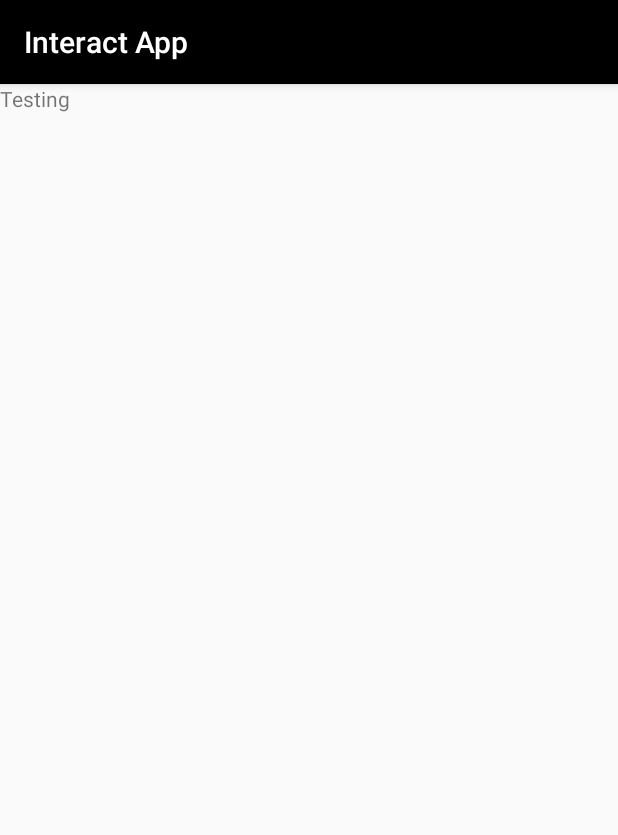
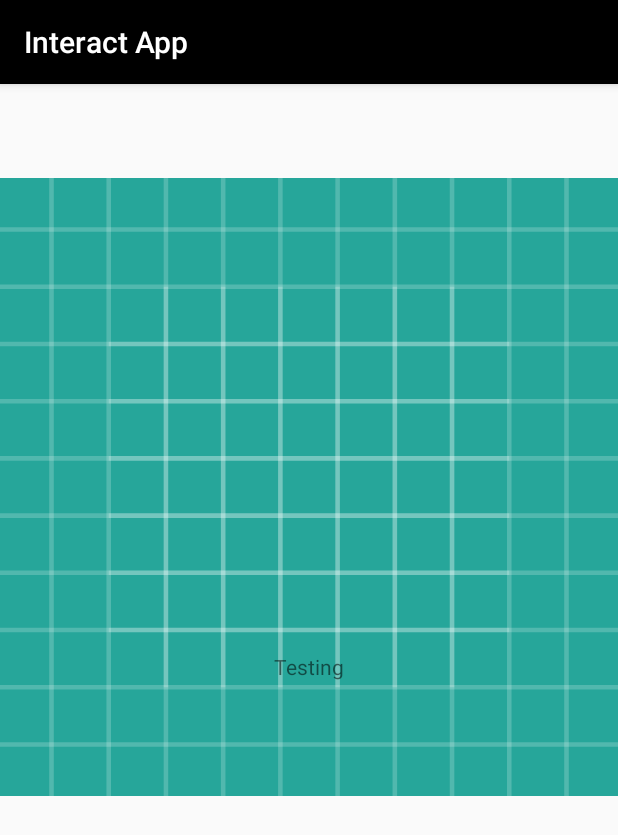
Before and after one commit to nwy140/GieptionTuts, an Android app: the screen it shows after launch (MainActivity), on a phone screen of 412 x 824 dp. Shown: the top 835 px of the screen. Run offline under Robolectric (Android 15) with nearby library versions, the phone set to English and light mode, and no system bars.

Commit message:
Activity main .xml , added Testing textview

```diff
--- a/LazerApps/Interactor/app/src/main/res/layout/activity_main.xml
+++ b/LazerApps/Interactor/app/src/main/res/layout/activity_main.xml
@@ -4,18 +4,36 @@
     xmlns:tools="http://schemas.android.com/tools"
     android:layout_width="match_parent"
     android:layout_height="match_parent"
-    tools:context=".ui.MainActivity">
+    tools:context="MainActivity">
+
+    <ImageView
+        android:layout_width="match_parent"
+        android:layout_height="0dp"
+        android:src="@drawable/ic_launcher_background"
+        app:layout_constraintLeft_toLeftOf="parent"
+        app:layout_constraintRight_toRightOf="parent"
+        app:layout_constraintTop_toTopOf="parent"
+        app:layout_constraintBottom_toBottomOf="@id/guideline3"
+        />
+        <!-- layout height to 0dp, so imageview overshoot and fill in most of layout, but constrainted bottom to guideline-->
 
     <TextView
-        android:layout_width="match_parent"
-        android:layout_height="match_parent"
+        android:layout_width="wrap_content"
+        android:layout_height="wrap_content"
+        android:layout_marginTop="8dp"
         android:text="Testing"
-        app:layout_constraintTop_toBottomOf="parent"
         app:layout_constraintBottom_toBottomOf="parent"
         app:layout_constraintLeft_toLeftOf="parent"
-        app:layout_constraintRight_toLeftOf="parent"
+        app:layout_constraintRight_toRightOf="parent"
+        app:layout_constraintTop_toTopOf="parent" />
+    <!--parent of TextView is constraint layout, constraint layout parent is device screen-->
 
+    <android.support.constraint.Guideline
+        android:id="@+id/guideline3"
+        android:layout_width="wrap_content"
+        android:layout_height="wrap_content"
+        android:orientation="horizontal"
+        app:layout_constraintGuide_percent="0.7"
         />
 
-
 </android.support.constraint.ConstraintLayout>
```
